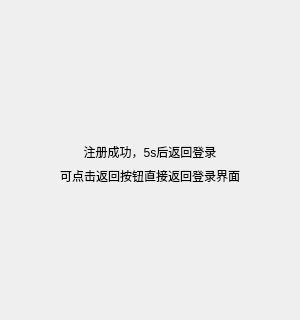
The window that client/CatChat/registerdialog.ui (InQing/Full-stack_chat_project) describes before a commit, drawn with Qt 5; both pictures show x 0 to 300 and y 0 to 320 of the 300 by 500 pixel window.
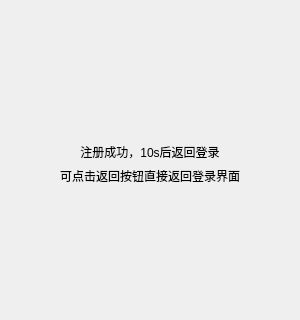
The same window after the commit. The open tabs and pages were chosen to show the change. Custom widgets are drawn as their Qt base class.

What changed in the file:
```diff
--- a/client/CatChat/registerdialog.ui
+++ b/client/CatChat/registerdialog.ui
@@ -283,7 +283,7 @@
        <item>
         <widget class="QLabel" name="tip_lable">
          <property name="text">
-          <string>注册成功，5s后返回登录</string>
+          <string>注册成功，10s后返回登录</string>
          </property>
          <property name="alignment">
           <set>Qt::AlignCenter</set>
```
Left out of the diff: 2 changed lines with no effect on the pictures.
